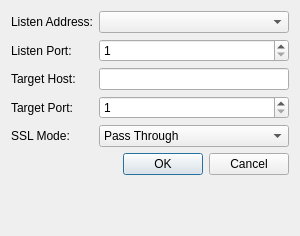
First picture: the form in listenereditdialog.ui, repository richmoore/bitslinger, before the edit.
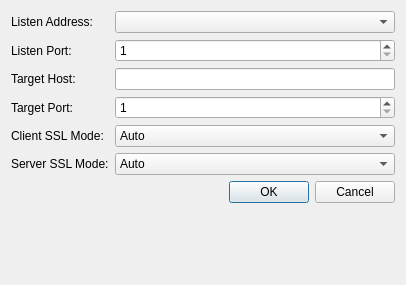
Second picture: the form after the edit. Custom widgets are drawn as their Qt base class.

Commit message: Make listener ssl mode configurable

Diff of the .ui file:
```diff
--- a/listenereditdialog.ui
+++ b/listenereditdialog.ui
@@ -6,8 +6,8 @@
    <rect>
     <x>0</x>
     <y>0</y>
-    <width>300</width>
-    <height>236</height>
+    <width>406</width>
+    <height>285</height>
    </rect>
   </property>
   <property name="windowTitle">
@@ -71,7 +71,7 @@
    <item row="4" column="0">
     <widget class="QLabel" name="label_5">
      <property name="text">
-      <string>SSL Mode:</string>
+      <string>Client SSL Mode:</string>
      </property>
     </widget>
    </item>
@@ -79,7 +79,7 @@
     <widget class="QComboBox" name="comboBox">
      <item>
       <property name="text">
-       <string>Pass Through</string>
+       <string>Auto</string>
       </property>
      </item>
      <item>
@@ -87,9 +87,20 @@
        <string>Man In the Middle</string>
       </property>
      </item>
+    </widget>
+   </item>
+   <item row="5" column="0">
+    <widget class="QLabel" name="label_6">
+     <property name="text">
+      <string>Server SSL Mode:</string>
+     </property>
+    </widget>
+   </item>
+   <item row="5" column="1">
+    <widget class="QComboBox" name="serverModeCombo">
      <item>
       <property name="text">
-       <string>Encrypt Server Connection</string>
+       <string>Auto</string>
       </property>
      </item>
      <item>
@@ -99,7 +110,7 @@
      </item>
     </widget>
    </item>
-   <item row="5" column="0" colspan="2">
+   <item row="6" column="0" colspan="2">
     <widget class="QDialogButtonBox" name="buttonBox">
      <property name="orientation">
       <enum>Qt::Horizontal</enum>
```
Left out of the diff: 6 changed lines with no effect on the pictures. The commit also changes 10 other files.
